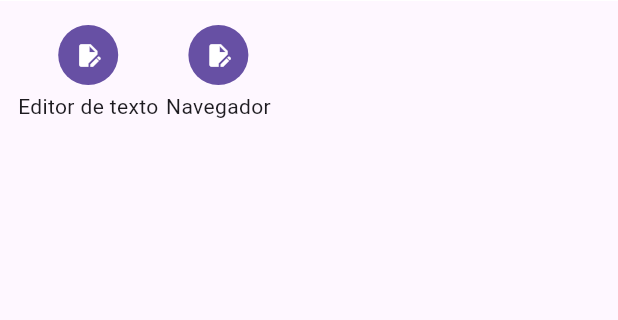
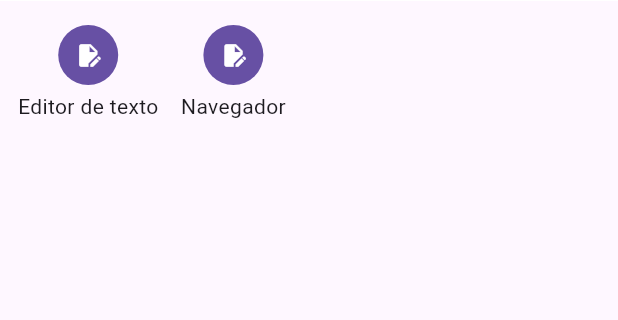
Before and after one commit to auguzsto/abas_desktop, a Flutter app: the screen it shows after launch, on a phone screen of 412 x 824 dp, the part 155-475 px from its top. Run offline on Flutter 3.47's test engine with Material 3 defaults, Android fonts, the light colour scheme and no system bars; missing offline and left inert: webview_all.

Commit message:
fix: Espaçamento entre Appicons

```diff
--- a/lib/application/main/widgets/main_widget.dart
+++ b/lib/application/main/widgets/main_widget.dart
@@ -12,7 +12,7 @@ class MainWidget extends StatelessWidget implements Programa {
     return Padding(
       padding: const EdgeInsets.all(12),
       child: Row(
-        spacing: 5,
+        spacing: 15,
         children: [
           AppIcon(programa: TextView()),
           AppIcon(programa: NavegadorView()),
```
